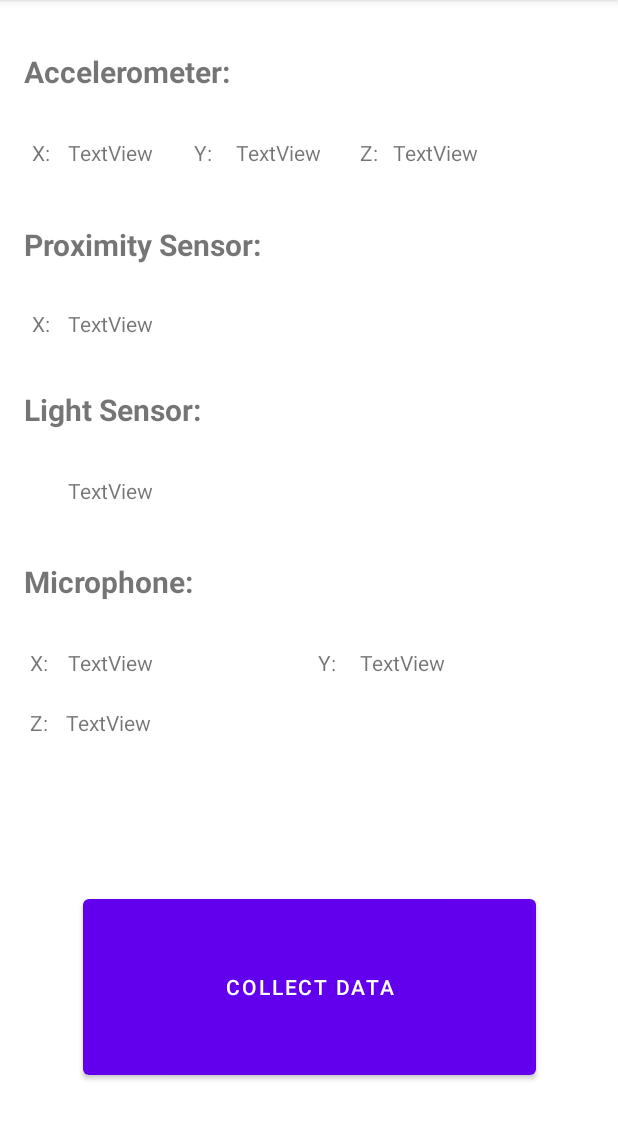
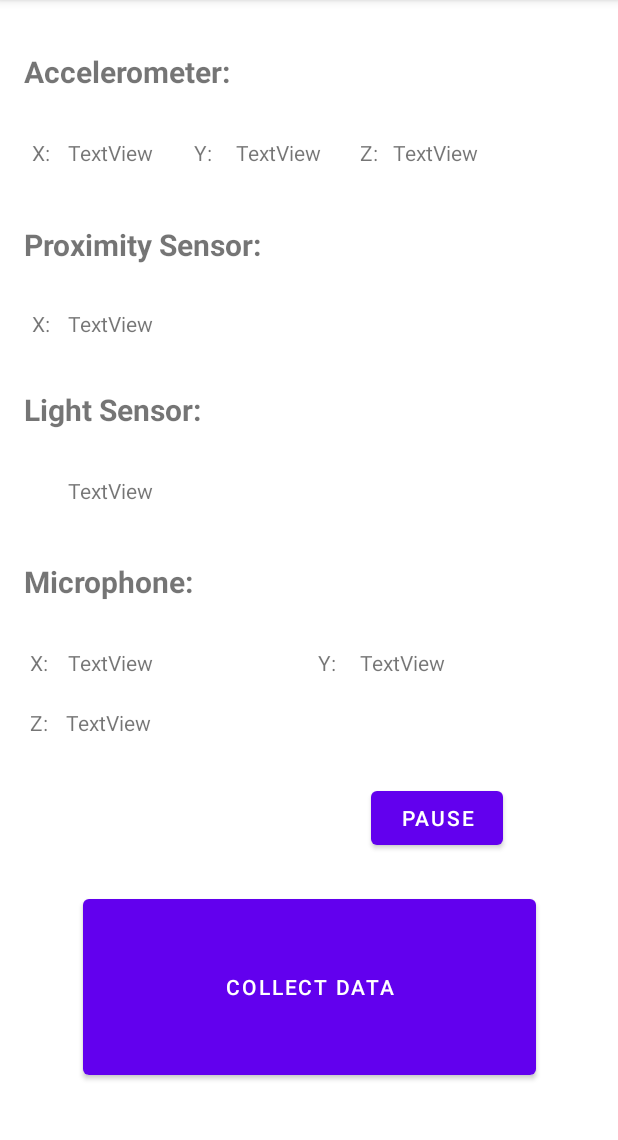
Before and after one commit to goodwin5300/CollectingSensorData, an Android app: the screen it shows after launch (MainActivity), on a phone screen of 412 x 824 dp, the part 84-1224 px from its top. Run offline under Robolectric (Android 15) with nearby library versions, the phone set to English and light mode, and no system bars.

Commit message:
Got getting dat from SleepAPI working and got pause functionality.

```diff
--- a/app/build.gradle
+++ b/app/build.gradle
@@ -41,9 +41,13 @@ dependencies {
     implementation platform('com.google.firebase:firebase-bom:28.4.1')
     implementation 'com.google.firebase:firebase-storage-ktx'
     implementation 'com.google.firebase:firebase-installations-ktx:17.0.0'
+    implementation 'androidx.navigation:navigation-fragment-ktx:2.3.5'
+    implementation 'androidx.navigation:navigation-ui-ktx:2.3.5'
     testImplementation 'junit:junit:4.+'
     androidTestImplementation 'androidx.test.ext:junit:1.1.3'
     androidTestImplementation 'androidx.test.espresso:espresso-core:3.4.0'
     implementation 'com.google.android.gms:play-services-location:18.0.0'
     implementation 'androidx.activity:activity-ktx:1.2.3'
+
+
 }
--- a/app/src/main/java/com/example/collectingsensordata/DataStorage.kt
+++ b/app/src/main/java/com/example/collectingsensordata/DataStorage.kt
@@ -41,7 +41,6 @@ class DataStorage (context: Context) {
 
         //create file with unique name for todays date
         val path = context.filesDir.absolutePath + "/data"
-        Log.d("file path", path)
         dataFile = File(path)
         dataFile.createNewFile()
         dataFile.writeText("")
@@ -49,7 +48,7 @@ class DataStorage (context: Context) {
         //setup firebase storage connection
         storage = Firebase.storage
         storageRef = storage.reference
-        fileRef = storageRef.child("dev/"+uniqueID.toString() + "/" + currentDate+".txt")
+        fileRef = storageRef.child("dev/"+uniqueID.toString() + "/" + currentDate+".csv")
 
         logData("time,acclX,acclY,acclZ,variance,prox,light,confidence,light,motion\n")
 
--- a/app/src/main/java/com/example/collectingsensordata/MainActivity.kt
+++ b/app/src/main/java/com/example/collectingsensordata/MainActivity.kt
@@ -6,6 +6,7 @@ import android.content.Context
 import android.content.Intent
 import android.content.pm.PackageManager
 import android.hardware.SensorManager
+import android.media.MediaPlayer
 import android.net.Uri
 import androidx.appcompat.app.AppCompatActivity
 import android.os.Bundle
@@ -18,6 +19,10 @@ import androidx.activity.result.contract.ActivityResultContracts
 import androidx.core.content.ContextCompat
 import com.google.android.gms.location.ActivityRecognition
 import com.google.android.gms.location.SleepSegmentRequest
+import android.media.AudioManager
+
+
+
 
 class MainActivity : AppCompatActivity() {
 
@@ -31,9 +36,14 @@ class MainActivity : AppCompatActivity() {
     public lateinit var lightLevel: TextView
     public lateinit var prox: TextView
 
+    //media player for controlling music
+    private lateinit var audioManager: AudioManager
+
     public lateinit var mSensorManager : SensorManager
 
-    public lateinit var sensors : Sensors;
+    public val sensors by lazy {
+        Sensors(MainActivity = this)
+    }
 
     private val sleepRequestManager by lazy{
         SleepRequestsManager(this, this)
@@ -57,6 +67,7 @@ class MainActivity : AppCompatActivity() {
 
         //objects from xml
         val collectButton = findViewById(R.id.collectButton) as Button
+        val PauseButton = findViewById(R.id.PauseButton) as Button
 
         //initiate textViews
         acclX = findViewById(R.id.acclX) as TextView
@@ -68,7 +79,6 @@ class MainActivity : AppCompatActivity() {
 
         mSensorManager = getSystemService(Context.SENSOR_SERVICE) as SensorManager
 
-        sensors = Sensors(this)
 
         //when collect button is pressed, start collecting data
         collectButton.setOnClickListener() {
@@ -84,7 +94,20 @@ class MainActivity : AppCompatActivity() {
             }
         }
 
+        audioManager = this.getSystemService(Context.AUDIO_SERVICE) as AudioManager
+
+        //when pause button pressed, pause media
+        PauseButton.setOnClickListener() {
+            audioManager.requestAudioFocus(
+                { focusChange -> },
+                AudioManager.STREAM_MUSIC,
+                AudioManager.AUDIOFOCUS_GAIN
+            )
+        }
+
     }
+
+
 
     public fun updateAccl (x: Float) {
         acclX.text = x.toString()
--- a/app/src/main/java/com/example/collectingsensordata/Sensors.kt
+++ b/app/src/main/java/com/example/collectingsensordata/Sensors.kt
@@ -9,6 +9,7 @@ import androidx.appcompat.app.AppCompatActivity
 import com.google.android.gms.location.SleepClassifyEvent
 import java.text.SimpleDateFormat
 import java.util.*
+import java.util.Arrays.copyOf
 import kotlin.math.pow
 
 //this class reads data from the sensors
@@ -45,7 +46,6 @@ class Sensors( MainActivity: MainActivity) : AppCompatActivity(), SensorEventLis
 
         ma = MainActivity
 
-        Log.d("storage", "got here")
         storage = DataStorage(ma.applicationContext);
 
         //initialize accl readings array
@@ -95,7 +95,7 @@ class Sensors( MainActivity: MainActivity) : AppCompatActivity(), SensorEventLis
                 ma.acclX.text = event.values[0].toString()
                 ma.acclY.text = event.values[1].toString()
                 ma.acclZ.text = event.values[2].toString()
-                val oldAcclReadings = acclReadings
+                val oldAcclReadings = acclReadings.copyOf(acclReadings.size)
                 acclReadings[0] = event.values[0]
                 acclReadings[1] = event.values[1]
                 acclReadings[2] = event.values[2]
--- a/app/src/main/res/layout/activity_main.xml
+++ b/app/src/main/res/layout/activity_main.xml
@@ -217,4 +217,14 @@
         app:layout_constraintHorizontal_bias="0.5"
         app:layout_constraintStart_toStartOf="parent" />
 
+    <Button
+        android:id="@+id/PauseButton"
+        android:layout_width="wrap_content"
+        android:layout_height="wrap_content"
+        android:layout_marginEnd="22dp"
+        android:layout_marginBottom="24dp"
+        android:text="Pause"
+        app:layout_constraintBottom_toTopOf="@+id/collectButton"
+        app:layout_constraintEnd_toEndOf="@+id/collectButton" />
+
 </androidx.constraintlayout.widget.ConstraintLayout>
```
Also changed, not shown: app/src/main/java/com/example/collectingsensordata/SleepReceiver.kt (+7 -2 lines), 1 other file.
